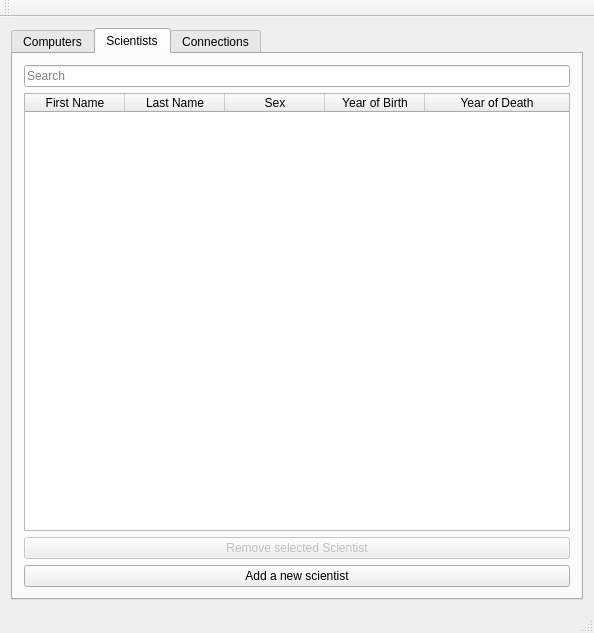
The window that vika3/week3/mainwindow.ui (axelboga/hopur32) describes before a commit, drawn with Qt 5.
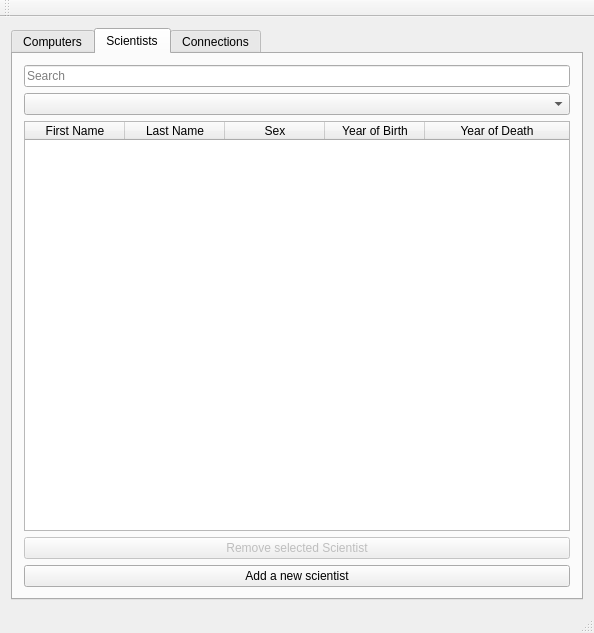
The same window after the commit. Icons and pictures are not drawn.

Commit message: bæta við sort fyrir scientist

Patch:
```diff
--- a/vika3/week3/mainwindow.ui
+++ b/vika3/week3/mainwindow.ui
@@ -146,6 +146,9 @@
           </item>
          </layout>
         </item>
+        <item>
+         <widget class="QComboBox" name="dropdown_scientist_order_by"/>
+        </item>
         <item>
          <layout class="QVBoxLayout" name="verticalLayout_8">
           <item>
@@ -154,7 +157,7 @@
              <enum>QAbstractItemView::SelectRows</enum>
             </property>
             <property name="sortingEnabled">
-             <bool>true</bool>
+             <bool>false</bool>
             </property>
             <attribute name="horizontalHeaderStretchLastSection">
              <bool>true</bool>
```
Left out of the diff: 4 changed lines with no effect on the pictures. The commit also changes 20 other files.
